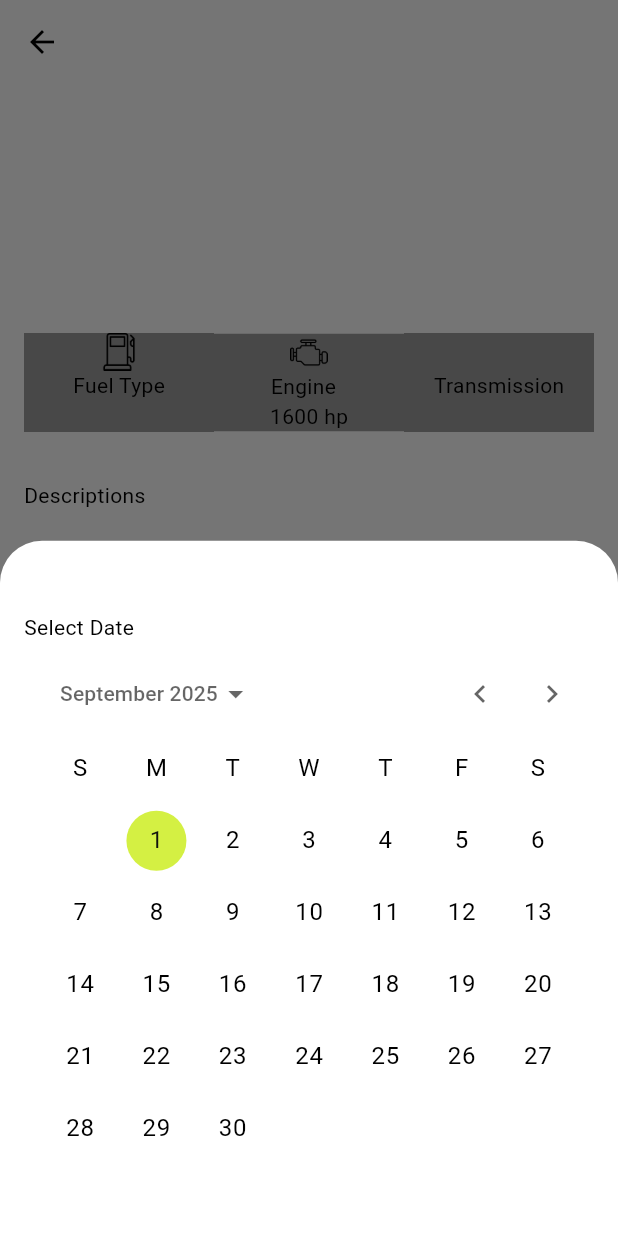
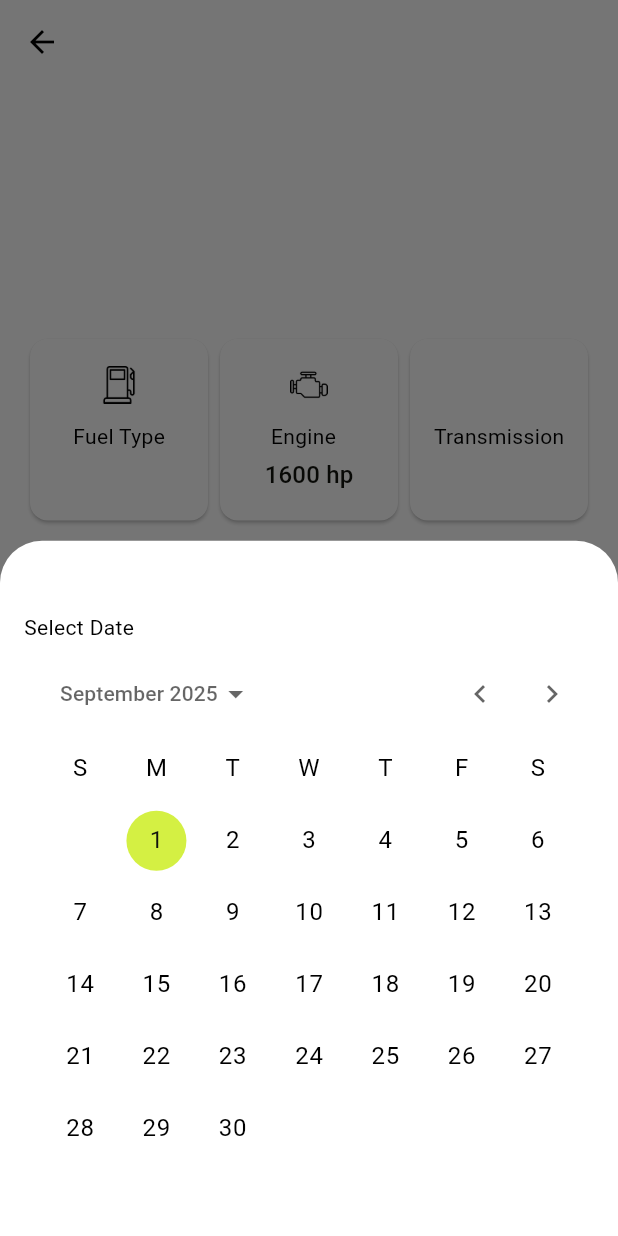
Before and after one commit to muhammednashat/carz_app, a Flutter app: the CarDetailsScreen screen opened directly with empty values, after a tap on "Book Now", on a phone screen of 412 x 824 dp. Run offline on Flutter 3.47's test engine with Material 3 defaults, Android fonts, the phone set to English and light mode, and no system bars; our stand-ins replace flutter_localization, flutter_riverpod, fluttertoast, go_router, graphql, graphql_flutter and 1 more; accounts and stored records are empty; network calls fail.

Commit message:
enhance ui

```diff
--- a/lib/ui/all_brands/all_brands.dart
+++ b/lib/ui/all_brands/all_brands.dart
@@ -49,7 +49,6 @@ class BrandsView extends StatelessWidget {
           ),
         ),
         SizedBox(height: 24.0),
-        Text('All Brands'),
         SizedBox(height: 24.0),
         Expanded(
           child: ListView.builder(
--- a/lib/ui/all_brands/widgets/item_brand_horiz.dart
+++ b/lib/ui/all_brands/widgets/item_brand_horiz.dart
@@ -15,7 +15,10 @@ class ItemBrandHoriz extends StatelessWidget {
         child: Card(
           child: ListTile(
             leading: Image.network(brand.imageUrl, height: 50.0, width: 50.0),
-            title: Text(brand.name),
+            title: Text(
+              brand.name,
+              style: Theme.of(context).textTheme.titleMedium,
+            ),
             subtitle: Text("${brand.numbers} Car Available"),
             trailing: Icon(Icons.arrow_forward_ios_rounded),
           ),
--- a/lib/ui/car_details/car_details.dart
+++ b/lib/ui/car_details/car_details.dart
@@ -32,7 +32,7 @@ class _CarDetailsScreenState extends State<CarDetailsScreen> {
           child: Column(
             crossAxisAlignment: CrossAxisAlignment.start,
             children: [
-              Image.network(car.imgUrl, height: 150.0),
+              Center(child: Image.network(car.imgUrl, height: 150.0)),
 
               Row(
                 mainAxisAlignment: MainAxisAlignment.spaceBetween,
@@ -55,11 +55,17 @@ class _CarDetailsScreenState extends State<CarDetailsScreen> {
                 ],
               ),
               SizedBox(height: 32.0),
-              Text('Descriptions'),
+              Text(
+                'Descriptions',
+                style: Theme.of(context).textTheme.titleLarge,
+              ),
               SizedBox(height: 32.0),
               Text(car.description),
               SizedBox(height: 32.0),
-              Text('Best Features'),
+              Text(
+                'Best Features',
+                style: Theme.of(context).textTheme.titleLarge,
+              ),
               ItemFeature(
                 iconLeading: Icons.bluetooth,
                 title: 'Bluetooth connectivity',
@@ -73,7 +79,16 @@ class _CarDetailsScreenState extends State<CarDetailsScreen> {
               SizedBox(height: 16.0),
               Row(
                 mainAxisAlignment: MainAxisAlignment.spaceBetween,
-                children: [Text('Total price'), Text('\$${car.price}')],
+                children: [
+                  Text(
+                    'Total price',
+                    style: Theme.of(context).textTheme.titleLarge,
+                  ),
+                  Text(
+                    '\$${car.price}',
+                    style: Theme.of(context).textTheme.titleLarge,
+                  ),
+                ],
               ),
               SizedBox(height: 24.0),
               CustomElevatedButton(
@@ -82,15 +97,11 @@ class _CarDetailsScreenState extends State<CarDetailsScreen> {
                 },
                 text: 'Book Now ',
               ),
+              SizedBox(height: 24.0),
             ],
           ),
         ),
       ),
     );
   }
-
-
-
-
-
 }
--- a/lib/ui/car_details/widgets/item_feature.dart
+++ b/lib/ui/car_details/widgets/item_feature.dart
@@ -15,7 +15,10 @@ class ItemFeature extends StatelessWidget {
     return ListTile(
       leading: Icon(iconLeading),
       title: Text(title),
-      trailing: Text(trailingText),
+      trailing: Text(
+        trailingText,
+        style: Theme.of(context).textTheme.titleMedium,
+      ),
     );
   }
 }
--- a/lib/ui/car_details/widgets/item_row.dart
+++ b/lib/ui/car_details/widgets/item_row.dart
@@ -1,3 +1,4 @@
+import 'package:carz_app/ui/core/theme/app_theme.dart';
 import 'package:flutter/material.dart';
 
 class ItemRow extends StatelessWidget {
@@ -14,14 +15,19 @@ class ItemRow extends StatelessWidget {
   @override
   Widget build(BuildContext context) {
     return Expanded(
-      child: Container(
-        decoration: BoxDecoration(color: Colors.grey),
-        child: Column(
-          children: [
-            Image.asset(imageName, height: 25.0, width: 25.0),
-            Text(label),
-            Text(value),
-          ],
+      child: Card(
+        child: Padding(
+          padding: const EdgeInsets.symmetric(horizontal: 8.0, vertical: 18.0),
+          child: Column(
+            children: [
+              Image.asset(imageName, height: 25.0, width: 25.0),
+              SizedBox(height: 12.0),
+              Text(label),
+              SizedBox(height: 4.0),
+
+              Text(value, style: Theme.of(context).textTheme.titleMedium),
+            ],
+          ),
         ),
       ),
     );
--- a/lib/ui/core/theme/app_theme.dart
+++ b/lib/ui/core/theme/app_theme.dart
@@ -17,6 +17,9 @@ class AppTheme {
       primary: accent,
       secondary: accent,
       onPrimary: textDark,
+    ),
+    appBarTheme: AppBarTheme(
+      centerTitle: true
     ),
     textTheme: TextTheme(
       headlineSmall: TextStyle(fontWeight: FontWeight.bold, color: textDark),
@@ -61,11 +64,13 @@ class AppTheme {
       onPrimary:
           textLight, // Text/icon color shown on top of the primary color (e.g., button text)
     ),
-
+      appBarTheme: AppBarTheme(
+      centerTitle: true
+    ),
     textTheme: TextTheme(
       headlineSmall: TextStyle(color: textLight, fontWeight: FontWeight.bold),
 
-      titleLarge: TextStyle(color: textLight, fontWeight: FontWeight.bold),
+      titleLarge: TextStyle(color: textLight, fontWeight: FontWeight.bold , fontSize: 20.0),
       titleMedium: TextStyle(color: textLight),
       titleSmall: TextStyle(color: textLight),
     ),
```
Also changed, not shown: lib/config/dependeces.dart (+15 -3 lines), lib/data/repos/products_repo.dart (+38 -9 lines), lib/data/services/products_service.dart (+7 -3 lines), lib/ui/main/main_screen.dart (+40 -27 lines).
